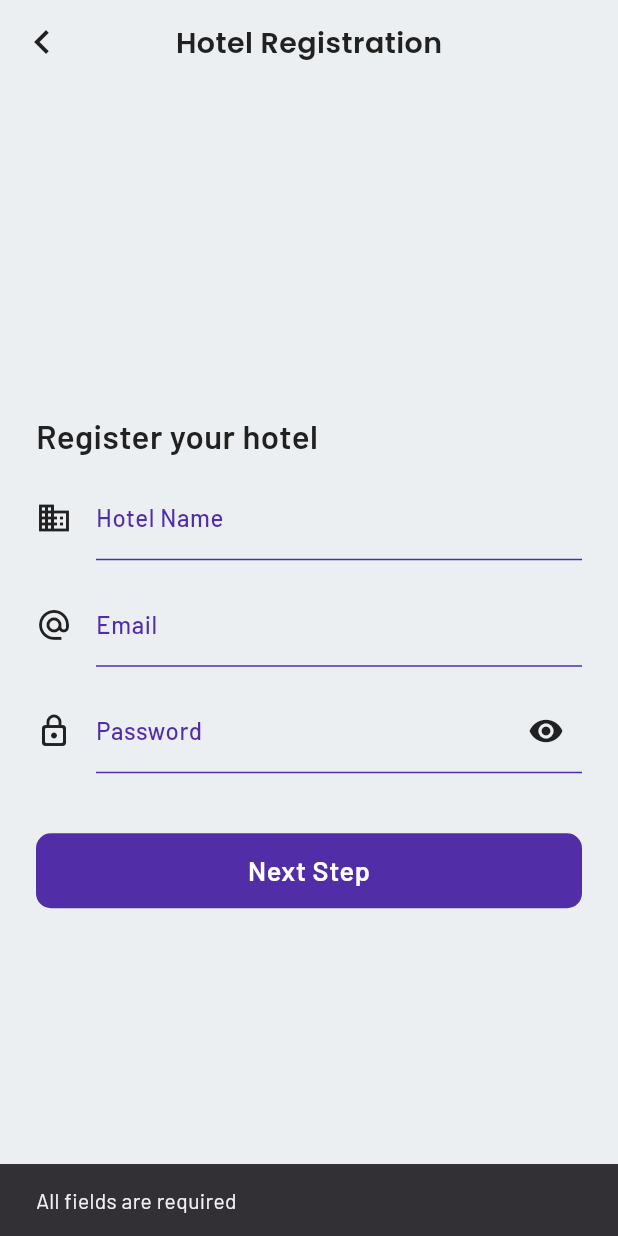
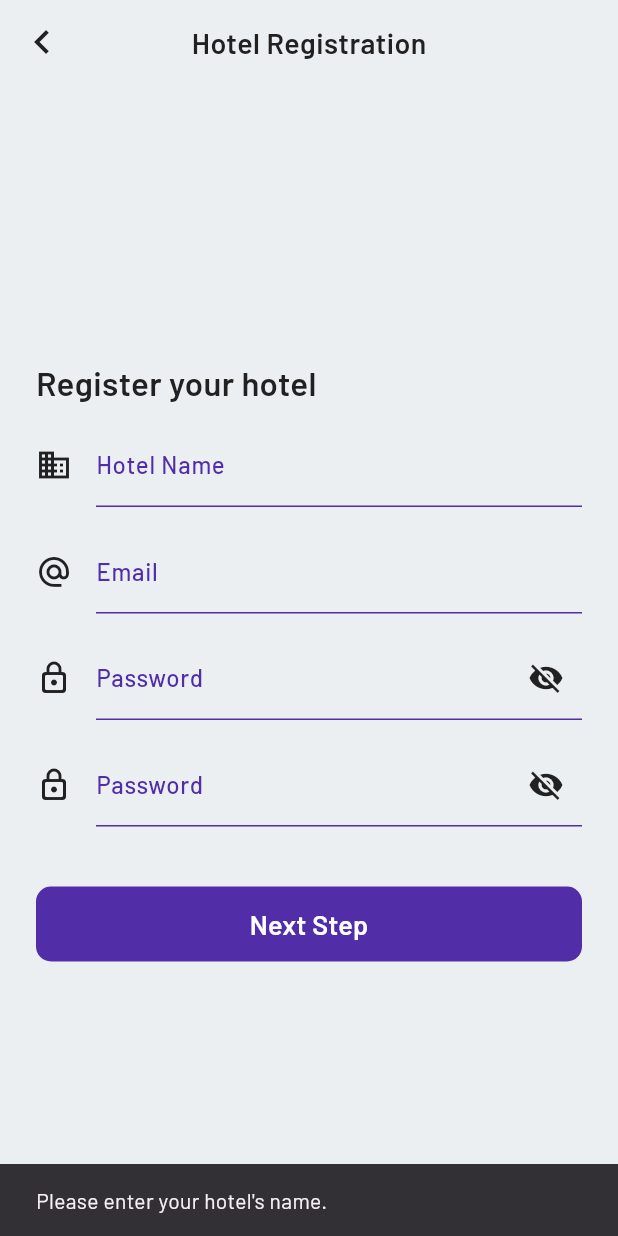
Before and after one commit to creeeasy/hotel-booking-app, a Flutter app: the HotelRegistrationView screen opened by its route, after a tap on "Next Step", on a phone screen of 412 x 824 dp. Run offline on Flutter 3.47's test engine with Material 3 defaults, Android fonts, the light colour scheme and no system bars; our stand-ins replace carousel_slider, cloud_firestore, equatable, firebase_auth, firebase_core, flutter_bloc and 5 more; accounts and stored records are empty; generated files the repository leaves out were written again; network calls fail; project files that could hold a hidden picture were left out.

Commit message:
complete hotel registeration side

```diff
--- a/source-code/lib/constants/icons/theme_icons.dart
+++ b/source-code/lib/constants/icons/theme_icons.dart
@@ -1 +1,5 @@
-class ThemeIcons {}
+import 'package:font_awesome_flutter/font_awesome_flutter.dart';
+
+class ThemeIcons {
+  static const logout = FontAwesomeIcons.signOutAlt;
+}
--- /dev/null
+++ b/source-code/lib/enum/hotel_details_step.dart
@@ -0,0 +1,6 @@
+enum HotelDetailsStep {
+  location,
+  description,
+  mapLink,
+  contactInfo,
+}
--- a/source-code/lib/screens/register/hotel_registration_screen.dart
+++ b/source-code/lib/screens/register/hotel_registration_screen.dart
@@ -15,35 +15,47 @@ class HotelRegistrationView extends StatefulWidget {
 }
 
 class _HotelRegistrationViewState extends State<HotelRegistrationView> {
-  final TextEditingController _hotelNameController = TextEditingController();
-  final TextEditingController _emailController = TextEditingController();
-  final TextEditingController _passwordController = TextEditingController();
+  final _hotelNameController = TextEditingController();
+  final _emailController = TextEditingController();
+  final _passwordController = TextEditingController();
+  final _confirmPasswordController = TextEditingController();
 
-  bool notVisiblePassword = true;
+  bool _isPasswordVisible = false;
 
-  void passwordVisibility() {
-    setState(() {
-      notVisiblePassword = !notVisiblePassword;
-    });
+  void _togglePasswordVisibility() =>
+      setState(() => _isPasswordVisible = !_isPasswordVisible);
+
+  void _createHotelAccount() {
+    final hotelName = _hotelNameController.text.trim();
+    final email = _emailController.text.trim();
+    final password = _passwordController.text.trim();
+    final confirmPassword = _confirmPasswordController.text.trim();
+
+    if (hotelName.isEmpty) {
+      _showSnackBar("Please enter your hotel's name.");
+      return;
     }
-
-  void createHotelAccount() {
-    if (_hotelNameController.text.isEmpty ||
-        _emailController.text.isEmpty ||
-        _passwordController.text.isEmpty) {
-      ScaffoldMessenger.of(context).showSnackBar(
-        const SnackBar(content: Text('All fields are required')),
-      );
+    if (email.isEmpty || !email.contains('@')) {
+      _showSnackBar("Please enter a valid email address.");
+      return;
+    }
+    if (password.length < 6) {
+      _showSnackBar("Password must be at least 6 characters long.");
+      return;
+    }
+    if (password != confirmPassword) {
+      _showSnackBar("Passwords do not match.");
       return;
     }
 
-    context.read<AuthBloc>().add(
-          AuthEventHotelRegistering(
-            _hotelNameController.text.trim(),
-            _emailController.text.trim(),
-            _passwordController.text.trim(),
-          ),
-        );
+    context
+        .read<AuthBloc>()
+        .add(AuthEventHotelRegistering(hotelName, email, password));
+  }
+
+  void _showSnackBar(String message) {
+    ScaffoldMessenger.of(context)
+        .showSnackBar(SnackBar(content: Text(message)));
   }
 
   @override
@@ -51,16 +63,10 @@ class _HotelRegistrationViewState extends State<HotelRegistrationView> {
     return BlocListener<AuthBloc, AuthState>(
       listener: (context, state) async {
         if (state is AuthStateHotelRegistering) {
-          if (state.exception is WeakPasswordException) {
-            await showErrorDialog(context, 'Weak password');
-          } else if (state.exception is MissingPasswordException) {
-            await showErrorDialog(context, 'Missing password');
-          } else if (state.exception is EmailAlreadyInUseException) {
-            await showErrorDialog(context, 'Email is already in use');
-          } else if (state.exception is GenericException) {
-            await showErrorDialog(context, 'Failed to register');
-          } else if (state.exception is InvalidEmailException) {
-            await showErrorDialog(context, 'Invalid email');
+          if (state.exception != null) {
+            final errorMessage = _getErrorMessage(state.exception);
+            if (errorMessage != null)
+              await showErrorDialog(context, errorMessage);
           }
         }
       },
@@ -68,14 +74,10 @@ class _HotelRegistrationViewState extends State<HotelRegistrationView> {
         backgroundColor: ThemeColors.lightGrayColor,
         appBar: AppBar(
           leading: IconButton(
-            color: ThemeColors.blackColor,
-            icon: const Icon(
-              Icons.chevron_left,
-              size: 32, // Matching Visitor screen
-            ),
-            onPressed: () {
-              context.read<AuthBloc>().add(const AuthEventShouldRegister());
-            },
+            icon: const Icon(Icons.chevron_left,
+                size: 32, color: ThemeColors.blackColor),
+            onPressed: () =>
+                context.read<AuthBloc>().add(const AuthEventShouldRegister()),
           ),
           backgroundColor: ThemeColors.lightGrayColor,
           elevation: 0,
@@ -84,75 +86,79 @@ class _HotelRegistrationViewState extends State<HotelRegistrationView> {
             'Hotel Registration',
             style: TextStyle(
                 fontSize: 19,
-              fontFamily: 'Poppins',
                 fontWeight: FontWeight.w600,
                 color: ThemeColors.blackColor,
-              letterSpacing: 0.3,
-            ),
+                letterSpacing: 0.3),
           ),
         ),
         body: Padding(
-          padding: const EdgeInsets.symmetric(
-              horizontal: 24.0), // Consistent padding
+          padding: const EdgeInsets.symmetric(horizontal: 24.0),
           child: Column(
             crossAxisAlignment: CrossAxisAlignment.start,
             mainAxisAlignment: MainAxisAlignment.center,
             children: [
-              const Text(
-                "Register your hotel",
+              const Text("Register your hotel",
                   style: TextStyle(
                       fontSize: 22,
                       fontWeight: FontWeight.w600,
-                  color: ThemeColors.blackColor,
-                  letterSpacing: 0.3,
+                      color: ThemeColors.blackColor)),
+              const SizedBox(height: 12),
+              _buildTextField(
+                  _hotelNameController, 'Hotel Name', Icons.business),
+              const SizedBox(height: 15),
+              _buildTextField(
+                  _emailController, 'Email', Icons.alternate_email_outlined),
+              const SizedBox(height: 15),
+              _buildPasswordField(_passwordController),
+              const SizedBox(height: 15),
+              _buildPasswordField(_confirmPasswordController),
+              const SizedBox(height: 40),
+              ElevatedButton(
+                onPressed: _createHotelAccount,
+                style: ElevatedButton.styleFrom(
+                  backgroundColor: ThemeColors.primaryColor,
+                  minimumSize: const Size.fromHeight(50),
+                  shape: RoundedRectangleBorder(
+                      borderRadius: BorderRadius.circular(10)),
+                  elevation: 0,
+                ),
+                child: const Text("Next Step",
+                    style: TextStyle(
+                        fontSize: 18,
+                        fontWeight: FontWeight.w600,
+                        color: ThemeColors.whiteColor)),
+              ),
+            ],
           ),
         ),
-              const SizedBox(height: 12), // Consistent spacing
-              TextFormField(
-                decoration: const InputDecoration(
-                  labelText: 'Hotel Name',
-                  icon: Icon(Icons.business, color: ThemeColors.blackColor),
-                  labelStyle: TextStyle(
+      ),
+    );
+  }
+
+  TextFormField _buildTextField(
+      TextEditingController controller, String label, IconData icon) {
+    return TextFormField(
+      controller: controller,
+      decoration: InputDecoration(
+        labelText: label,
+        icon: Icon(icon, color: ThemeColors.blackColor),
+        labelStyle: const TextStyle(
             color: ThemeColors.primaryColor,
             fontSize: 16,
-                    fontWeight: FontWeight.w500,
-                    letterSpacing: 0.4,
+            fontWeight: FontWeight.w500),
+        focusedBorder: const UnderlineInputBorder(
+            borderSide: BorderSide(color: ThemeColors.primaryColor)),
+        enabledBorder: const UnderlineInputBorder(
+            borderSide: BorderSide(color: ThemeColors.primaryColor)),
       ),
-                  focusedBorder: UnderlineInputBorder(
-                    borderSide: BorderSide(color: ThemeColors.primaryColor),
-                  ),
-                  enabledBorder: UnderlineInputBorder(
-                    borderSide: BorderSide(color: ThemeColors.primaryColor),
-                  ),
-                ),
-                controller: _hotelNameController,
       cursorColor: ThemeColors.primaryColor,
-              ),
-              const SizedBox(height: 15),
-              TextFormField(
-                decoration: const InputDecoration(
-                  labelText: 'Email',
-                  icon: Icon(Icons.alternate_email_outlined,
-                      color: ThemeColors.blackColor),
-                  labelStyle: TextStyle(
-                    color: ThemeColors.primaryColor,
-                    fontSize: 16,
-                    fontWeight: FontWeight.w500,
-                    letterSpacing: 0.4,
-                  ),
-                  focusedBorder: UnderlineInputBorder(
-                    borderSide: BorderSide(color: ThemeColors.primaryColor),
-                  ),
-                  enabledBorder: UnderlineInputBorder(
-                    borderSide: BorderSide(color: ThemeColors.primaryColor),
-                  ),
-                ),
-                controller: _emailController,
-                cursorColor: ThemeColors.primaryColor,
-              ),
-              const SizedBox(height: 15),
-              TextFormField(
-                obscureText: notVisiblePassword,
+    );
+  }
+
+  TextFormField _buildPasswordField(TextEditingController _passController) {
+    return TextFormField(
+      controller: _passController,
+      obscureText: !_isPasswordVisible,
       decoration: InputDecoration(
         icon: const Icon(Icons.lock_outline_rounded,
             color: ThemeColors.blackColor),
@@ -160,53 +166,29 @@ class _HotelRegistrationViewState extends State<HotelRegistrationView> {
         labelStyle: const TextStyle(
             color: ThemeColors.primaryColor,
             fontSize: 16,
-                    fontWeight: FontWeight.w500,
-                    letterSpacing: 0.4,
-                  ),
+            fontWeight: FontWeight.w500),
         focusedBorder: const UnderlineInputBorder(
-                    borderSide: BorderSide(color: ThemeColors.primaryColor),
-                  ),
+            borderSide: BorderSide(color: ThemeColors.primaryColor)),
         enabledBorder: const UnderlineInputBorder(
-                    borderSide: BorderSide(color: ThemeColors.primaryColor),
-                  ),
+            borderSide: BorderSide(color: ThemeColors.primaryColor)),
         suffixIcon: IconButton(
-                    onPressed: passwordVisibility,
+          onPressed: _togglePasswordVisibility,
           icon: Icon(
-                      notVisiblePassword
-                          ? Icons.visibility
-                          : Icons.visibility_off,
-                      color: ThemeColors.blackColor,
+              _isPasswordVisible ? Icons.visibility : Icons.visibility_off,
+              color: ThemeColors.blackColor),
         ),
       ),
-                ),
-                controller: _passwordController,
       cursorColor: ThemeColors.primaryColor,
-              ),
-              const SizedBox(height: 40), // Matched spacing
-              ElevatedButton(
-                onPressed: createHotelAccount,
-                style: ElevatedButton.styleFrom(
-                  backgroundColor: ThemeColors.primaryColor,
-                  minimumSize: const Size.fromHeight(50), // Matched button size
-                  shape: RoundedRectangleBorder(
-                    borderRadius: BorderRadius.circular(10),
-                  ),
-                  elevation: 0,
-                ),
-                child: const Text(
-                  "Next Step",
-                  style: TextStyle(
-                    fontSize: 18,
-                    fontWeight: FontWeight.w600,
-                    letterSpacing: 0.4,
-                    color: ThemeColors.whiteColor,
-                  ),
-                ),
-              ),
-            ],
-          ),
-        ),
-      ),
     );
   }
+
+  String? _getErrorMessage(Exception? exception) {
+    if (exception is WeakPasswordException) return 'Weak password';
+    if (exception is MissingPasswordException) return 'Missing password';
+    if (exception is EmailAlreadyInUseException)
+      return 'Email is already in use';
+    if (exception is InvalidEmailException) return 'Invalid email';
+    if (exception is GenericException) return 'Failed to register';
+    return null;
   }
+}
--- a/source-code/lib/services/auth/bloc/auth_bloc.dart
+++ b/source-code/lib/services/auth/bloc/auth_bloc.dart
@@ -54,6 +54,7 @@ class AuthBloc extends Bloc<AuthEvent, AuthState> {
         ));
       }
     });
+
     on<AuthEventVisitorRegistering>((event, emit) async {
       emit(
           const AuthStateVisitorRegistering(exception: null, isLoading: false));
@@ -129,10 +130,22 @@ class AuthBloc extends Bloc<AuthEvent, AuthState> {
           emit(const AuthStateNeedsVerification(isLoading: false));
         } else {
           final authenticatedUser = await provider.getUser();
-          if (authenticatedUser is Hotel) {
-            return emit(AuthStateHotelLoggedIn(
+          if (authenticatedUser is Map<String, dynamic> &&
+              authenticatedUser["hotel"] is Hotel) {
+            final bool isCompleted = authenticatedUser["isCompleted"] as bool;
+            final Hotel hotel = authenticatedUser["hotel"] as Hotel;
+
+            if (isCompleted) {
+              return emit(AuthStateHotelLoggedIn(
+                isLoading: false,
+                user: hotel,
+              ));
+            }
+
+            emit(AuthStateHotelDetailsCompletion(
+              exception: null,
               isLoading: false,
-              user: authenticatedUser,
+              hotel: hotel,
             ));
           } else {
             VisitorBookingsStream.listenToBookings(null);
@@ -147,6 +160,14 @@ class AuthBloc extends Bloc<AuthEvent, AuthState> {
       }
     }));
 
+    on<AuthEventHotelLogIn>((event, emit) async {
+      final authenticatedUser = await provider.getUser();
+      final Hotel hotel = authenticatedUser["hotel"] as Hotel;
+      emit(AuthStateHotelLoggedIn(
+        isLoading: false,
+        user: hotel,
+      ));
+    });
     on<AuthEventLogIn>((event, emit) async {
       emit(const AuthStateLoggedOut(
         exception: null,
@@ -170,10 +191,22 @@ class AuthBloc extends Bloc<AuthEvent, AuthState> {
             isLoading: false,
           ));
           final authenticatedUser = await provider.getUser();
-          if (authenticatedUser is Hotel) {
-            return emit(AuthStateHotelLoggedIn(
+          if (authenticatedUser is Map<String, dynamic> &&
+              authenticatedUser["hotel"] is Hotel) {
+            final bool isCompleted = authenticatedUser["isCompleted"] as bool;
+            final Hotel hotel = authenticatedUser["hotel"] as Hotel;
+
+            if (isCompleted) {
+              return emit(AuthStateHotelLoggedIn(
+                isLoading: false,
+                user: hotel,
+              ));
+            }
+
+            emit(AuthStateHotelDetailsCompletion(
+              exception: null,
               isLoading: false,
-              user: authenticatedUser,
+              hotel: hotel,
             ));
           } else {
             VisitorBookingsStream.listenToBookings(null);
--- a/source-code/lib/services/auth/bloc/auth_event.dart
+++ b/source-code/lib/services/auth/bloc/auth_event.dart
@@ -32,6 +32,14 @@ class AuthEventHotelRegister extends AuthEvent {
   const AuthEventHotelRegister();
 }
 
+class AuthEventHotelDetailsCompletion extends AuthEvent {
+  const AuthEventHotelDetailsCompletion();
+}
+
+class AuthEventHotelLogIn extends AuthEvent {
+  const AuthEventHotelLogIn();
+}
+
 class AuthEventSendEmailVerification extends AuthEvent {
   const AuthEventSendEmailVerification();
 }
--- a/source-code/lib/services/auth/bloc/auth_state.dart
+++ b/source-code/lib/services/auth/bloc/auth_state.dart
@@ -33,6 +33,15 @@ class AuthStateVisitorRegistering extends AuthState {
 
   const AuthStateVisitorRegistering(
       {required this.exception, required isLoading})
+      : super(isLoading: isLoading);
+}
+
+class AuthStateHotelDetailsCompletion extends AuthState {
+  final Exception? exception;
+  final Hotel? hotel;
+
+  const AuthStateHotelDetailsCompletion(
+      {required this.exception, required bool isLoading, this.hotel})
       : super(isLoading: isLoading);
 }
 
--- a/source-code/lib/services/auth/firebase_auth_provider.dart
+++ b/source-code/lib/services/auth/firebase_auth_provider.dart
@@ -201,7 +201,7 @@ class FirebaseAuthProvider implements AuthProviderImplement {
 
     final hotel = await Hotel.getHotelById(user.id);
     if (hotel != null) {
-      return Hotel(
+      final hotelData = Hotel(
         id: user.id,
         email: user.email,
         hotelName: hotel.hotelName,
@@ -217,6 +217,13 @@ class FirebaseAuthProvider implements AuthProviderImplement {
         longitude: hotel.longitude,
         latitude: hotel.latitude,
       );
+      final isCompleted = [
+        hotel.location,
+        hotel.description?.isNotEmpty == true,
+        hotel.mapLink?.isNotEmpty == true,
+        hotel.contactInfo?.isNotEmpty == true
+      ].every((detail) => detail != null && detail != false);
+      return {'isCompleted': isCompleted, 'hotel': hotelData};
     }
 
     final visitor = await Visitor.getVisitorById(user.id);
```
Also changed, not shown: source-code/lib/constants/colors/hotel_theme_colors.dart (added, +43 -0 lines), source-code/lib/main.dart (+7 -2 lines), source-code/lib/models/hotel.dart (+47 -0 lines), source-code/lib/screens/hotel/hotel_details_completion_view.dart (added, +253 -0 lines), source-code/lib/screens/visitor/explore_screen.dart (+12 -5 lines), source-code/lib/screens/visitor/widget/custom_back_app_bar_widget.dart (+6 -4 lines). Lines whose indentation alone changed are shown as unchanged.
